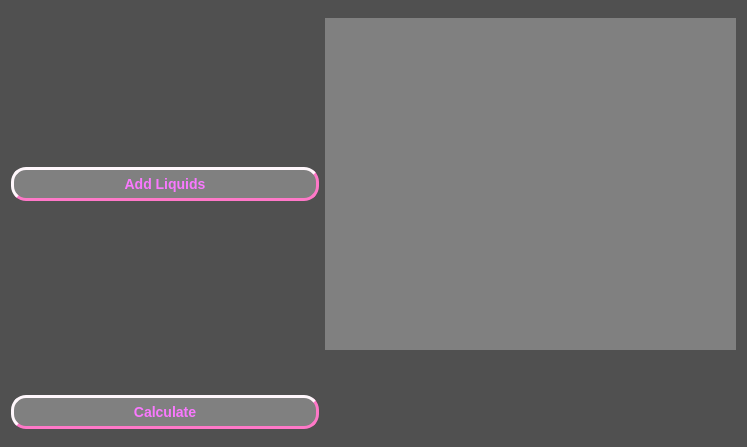
First picture: the form in interfaces/setting_widget.ui, repository plailok/python_SurfaceFreeEnergy_pyqt, before the edit.
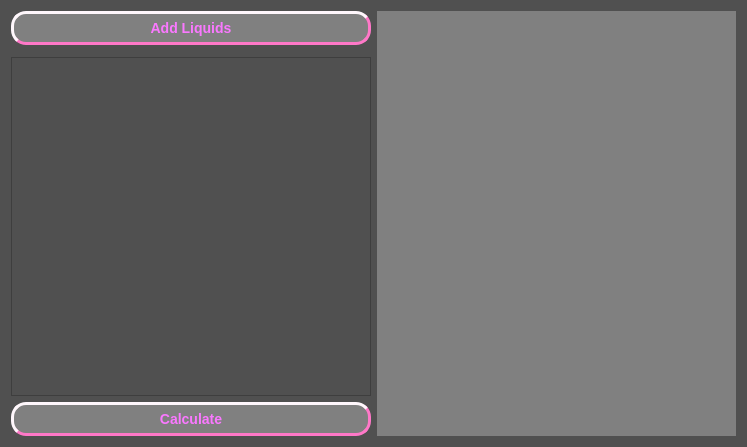
Second picture: the form after the edit.

What changed in the file:
```diff
--- a/interfaces/setting_widget.ui
+++ b/interfaces/setting_widget.ui
@@ -47,61 +47,8 @@
 	background-color: grey;
 }</string>
   </property>
-  <layout class="QGridLayout" name="gridLayout_3">
-   <item row="0" column="0">
-    <layout class="QGridLayout" name="gridLayout" rowstretch="1,3,1" columnstretch="3,4,0">
-     <property name="topMargin">
-      <number>7</number>
-     </property>
-     <property name="bottomMargin">
-      <number>7</number>
-     </property>
-     <property name="verticalSpacing">
-      <number>15</number>
-     </property>
-     <item row="2" column="0">
-      <widget class="QPushButton" name="calculateButton">
-       <property name="text">
-        <string>Calculate</string>
-       </property>
-      </widget>
-     </item>
-     <item row="0" column="0">
-      <widget class="QPushButton" name="addliquidButton">
-       <property name="sizePolicy">
-        <sizepolicy hsizetype="Preferred" vsizetype="Maximum">
-         <horstretch>0</horstretch>
-         <verstretch>0</verstretch>
-        </sizepolicy>
-       </property>
-       <property name="styleSheet">
-        <string notr="true"/>
-       </property>
-       <property name="text">
-        <string>Add Liquids</string>
-       </property>
-      </widget>
-     </item>
-     <item row="1" column="0">
-      <layout class="QGridLayout" name="liquidsGridLayout">
-       <property name="sizeConstraint">
-        <enum>QLayout::SetFixedSize</enum>
-       </property>
-       <property name="topMargin">
-        <number>15</number>
-       </property>
-       <property name="rightMargin">
-        <number>7</number>
-       </property>
-       <property name="bottomMargin">
-        <number>15</number>
-       </property>
-       <property name="spacing">
-        <number>15</number>
-       </property>
-      </layout>
-     </item>
-     <item row="0" column="1">
+  <layout class="QGridLayout" name="gridLayout">
+   <item row="0" column="1" rowspan="4">
       <widget class="QTableWidget" name="tableWidget">
        <property name="sizePolicy">
         <sizepolicy hsizetype="Expanding" vsizetype="Expanding">
@@ -130,12 +77,54 @@
        <property name="gridStyle">
         <enum>Qt::SolidLine</enum>
        </property>
+     <property name="sortingEnabled">
+      <bool>true</bool>
+     </property>
        <attribute name="horizontalHeaderStretchLastSection">
         <bool>true</bool>
        </attribute>
       </widget>
      </item>
-    </layout>
+   <item row="0" column="0">
+    <widget class="QPushButton" name="addliquidButton">
+     <property name="sizePolicy">
+      <sizepolicy hsizetype="Preferred" vsizetype="Maximum">
+       <horstretch>0</horstretch>
+       <verstretch>0</verstretch>
+      </sizepolicy>
+     </property>
+     <property name="styleSheet">
+      <string notr="true"/>
+     </property>
+     <property name="text">
+      <string>Add Liquids</string>
+     </property>
+    </widget>
+   </item>
+   <item row="3" column="0">
+    <widget class="QPushButton" name="calculateButton">
+     <property name="text">
+      <string>Calculate</string>
+     </property>
+    </widget>
+   </item>
+   <item row="2" column="0">
+    <widget class="QScrollArea" name="scrollArea">
+     <property name="widgetResizable">
+      <bool>true</bool>
+     </property>
+     <widget class="QWidget" name="scrollAreaWidgetContents">
+      <property name="geometry">
+       <rect>
+        <x>0</x>
+        <y>0</y>
+        <width>357</width>
+        <height>339</height>
+       </rect>
+      </property>
+      <layout class="QGridLayout" name="gridLayout_2" columnstretch="0"/>
+     </widget>
+    </widget>
    </item>
   </layout>
  </widget>
```
Lines whose indentation alone changed are shown as unchanged.
